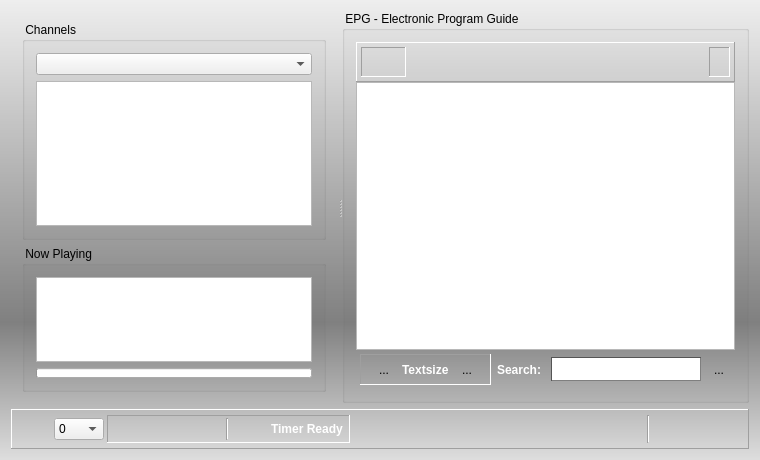
Old version of the form vlc-record/recorder.ui in the repository code-google-com/vlc-record.
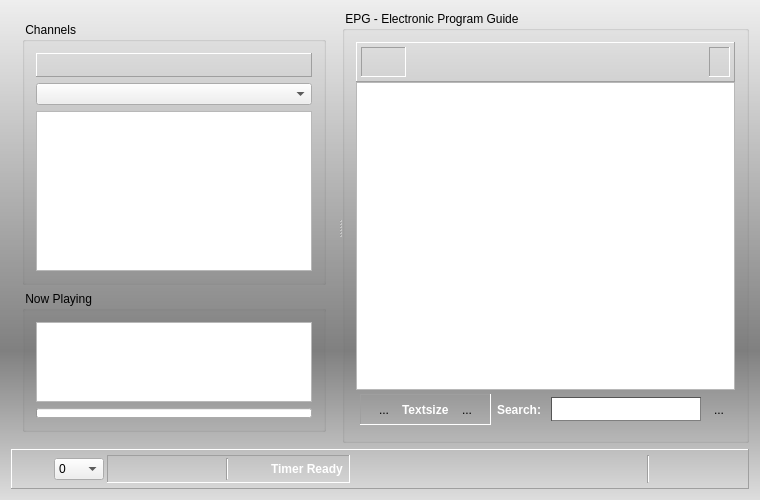
New version of the form. Icons and pictures are not drawn. Custom widgets are drawn as their Qt base class.

The edit to the form file:
```diff
--- a/vlc-record/recorder.ui
+++ b/vlc-record/recorder.ui
@@ -7,7 +7,7 @@
     <x>0</x>
     <y>0</y>
     <width>760</width>
-    <height>460</height>
+    <height>500</height>
    </rect>
   </property>
   <property name="windowTitle">
@@ -54,13 +54,69 @@
       <enum>Qt::Horizontal</enum>
      </property>
      <widget class="QWidget" name="layoutWidget">
-      <layout class="QVBoxLayout" name="vLayoutChannels" stretch="6,4">
+      <layout class="QVBoxLayout" name="vLayoutChannels" stretch="65,35">
        <item>
         <widget class="QGroupBox" name="groupChannels">
          <property name="title">
           <string> Channels </string>
          </property>
-         <layout class="QVBoxLayout" name="verticalLayout" stretch="0,60">
+         <layout class="QVBoxLayout" name="verticalLayout" stretch="0,0,60">
+          <item>
+           <widget class="QFrame" name="hFrameFav">
+            <property name="contextMenuPolicy">
+             <enum>Qt::DefaultContextMenu</enum>
+            </property>
+            <property name="styleSheet">
+             <string notr="true">QFrame#hFrameFav {
+background-color: qlineargradient(spread:pad, x1:0, y1:0, x2:0, y2:1, stop:0 #eee, 	stop:0.7 grey, stop:1 #dedede);
+};</string>
+            </property>
+            <property name="frameShape">
+             <enum>QFrame::Panel</enum>
+            </property>
+            <property name="frameShadow">
+             <enum>QFrame::Raised</enum>
+            </property>
+            <layout class="QHBoxLayout" name="hLayoutFavFrame">
+             <property name="spacing">
+              <number>0</number>
+             </property>
+             <item>
+              <spacer name="hSpacerLeft">
+               <property name="orientation">
+                <enum>Qt::Horizontal</enum>
+               </property>
+               <property name="sizeHint" stdset="0">
+                <size>
+                 <width>40</width>
+                 <height>0</height>
+                </size>
+               </property>
+              </spacer>
+             </item>
+             <item>
+              <layout class="QGridLayout" name="gLayoutFav">
+               <property name="spacing">
+                <number>4</number>
+               </property>
+              </layout>
+             </item>
+             <item>
+              <spacer name="hlSpacerRight">
+               <property name="orientation">
+                <enum>Qt::Horizontal</enum>
+               </property>
+               <property name="sizeHint" stdset="0">
+                <size>
+                 <width>40</width>
+                 <height>0</height>
+                </size>
+               </property>
+              </spacer>
+             </item>
+            </layout>
+           </widget>
+          </item>
           <item>
            <widget class="QComboBox" name="cbxChannelGroup">
             <property name="whatsThis">
```
